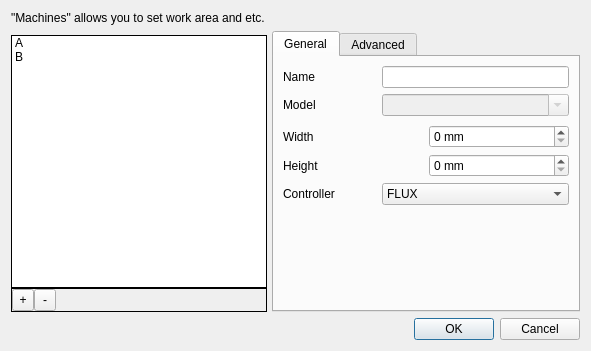
The window that src/windows/machine-manager.ui (flux3dp/swiftray) describes before a commit, drawn with Qt 5.
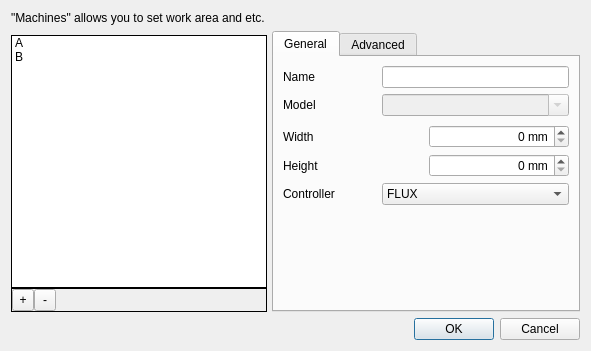
The same window after the commit. The open tabs and pages were chosen to show the change.

Commit message: Fix machine manager style

```diff
--- a/src/windows/machine-manager.ui
+++ b/src/windows/machine-manager.ui
@@ -251,6 +251,9 @@
            </item>
            <item>
             <widget class="QSpinBox" name="widthSpinBox">
+             <property name="alignment">
+              <set>Qt::AlignRight|Qt::AlignTrailing|Qt::AlignVCenter</set>
+             </property>
              <property name="suffix">
               <string> mm</string>
              </property>
@@ -275,6 +278,9 @@
            </item>
            <item>
             <widget class="QSpinBox" name="heightSpinBox">
+             <property name="alignment">
+              <set>Qt::AlignRight|Qt::AlignTrailing|Qt::AlignVCenter</set>
+             </property>
              <property name="suffix">
               <string> mm</string>
              </property>
```
Left out of the diff: 5 changed lines with no effect on the pictures. The commit also changes 1 other file.
